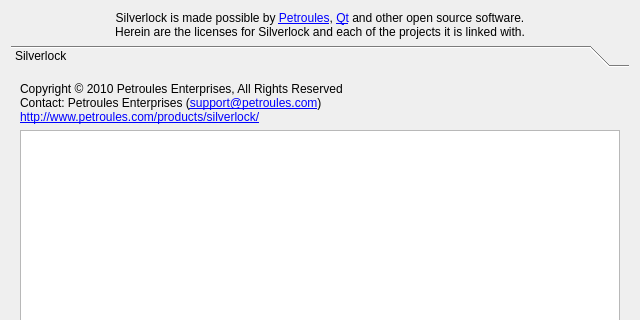
Above: src/desktop/licensedialog.ui from petroules/silverlock before the change; both pictures show x 0 to 640 and y 0 to 320 of the 640 by 600 pixel window. Below: the same form after it.
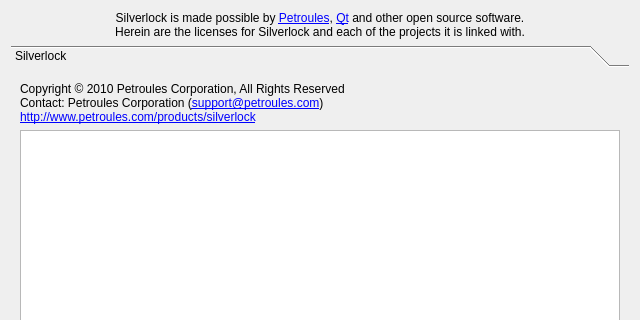
That is the form after the change.

Commit message: Removed some old occurrences of "Enterprises" and replaced them with "Corporation". Also updated the translation files and an outdated path in the translation update script.

```diff
--- a/src/desktop/licensedialog.ui
+++ b/src/desktop/licensedialog.ui
@@ -49,9 +49,9 @@
        <item>
         <widget class="QLabel" name="silverlockLabel">
          <property name="text">
-          <string>Copyright &amp;copy; 2010 Petroules Enterprises, All Rights Reserved&lt;br /&gt;
-Contact: Petroules Enterprises (&lt;a href=&quot;mailto:support@petroules.com&quot;&gt;support@petroules.com&lt;/a&gt;)&lt;br /&gt;
-&lt;a href=&quot;http://www.petroules.com/products/silverlock/&quot;&gt;http://www.petroules.com/products/silverlock/&lt;/a&gt;</string>
+          <string>Copyright &amp;copy; 2010 Petroules Corporation, All Rights Reserved&lt;br /&gt;
+Contact: Petroules Corporation (&lt;a href=&quot;mailto:support@petroules.com&quot;&gt;support@petroules.com&lt;/a&gt;)&lt;br /&gt;
+&lt;a href=&quot;http://www.petroules.com/products/silverlock&quot;&gt;http://www.petroules.com/products/silverlock&lt;/a&gt;</string>
          </property>
          <property name="textFormat">
           <enum>Qt::RichText</enum>
```
Left out of the diff: 6 changed lines with no effect on the pictures. The commit also changes 6 other files.
